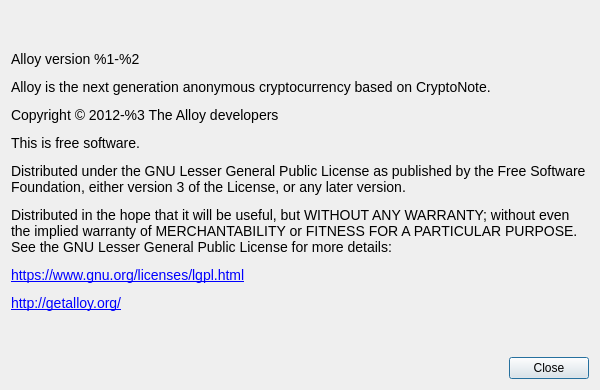
This is src/Gui/Common/AboutDialog.ui in alloyproject/alloy-gui as Qt 5 draws it before an edit. The edited form follows.
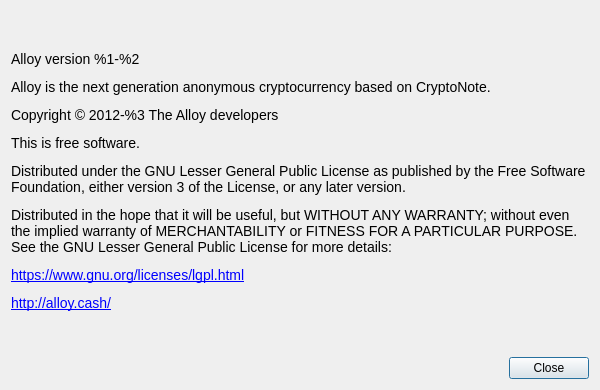
This is the edited form. Custom widgets are drawn as their Qt base class.

Patch:
```diff
--- a/src/Gui/Common/AboutDialog.ui
+++ b/src/Gui/Common/AboutDialog.ui
@@ -41,7 +41,7 @@
       </sizepolicy>
      </property>
      <property name="text">
-      <string>&lt;html&gt;&lt;head/&gt;&lt;body&gt;&lt;p&gt;&lt;span style=&quot; font-family:'Open Sans'; font-size:14px;&quot;&gt;Alloy version %1-%2&lt;/span&gt;&lt;/p&gt;&lt;p&gt;&lt;span style=&quot; font-family:'Open Sans'; font-size:14px;&quot;&gt;Alloy is the next generation anonymous cryptocurrency based on CryptoNote.&lt;/span&gt;&lt;/p&gt;&lt;p&gt;&lt;span style=&quot; font-family:'Open Sans'; font-size:14px;&quot;&gt;Copyright © 2012-%3 The Alloy developers&lt;/span&gt;&lt;/p&gt;&lt;p&gt;&lt;span style=&quot; font-family:'Open Sans'; font-size:14px;&quot;&gt;This is free software.&lt;/span&gt;&lt;/p&gt;&lt;p&gt;&lt;span style=&quot; font-family:'Open Sans'; font-size:14px;&quot;&gt;Distributed under the GNU Lesser General Public License as published by the Free Software Foundation, either version 3 of the License, or any later version.&lt;/span&gt;&lt;/p&gt;&lt;p&gt;&lt;span style=&quot; font-family:'Open Sans'; font-size:14px;&quot;&gt;Distributed in the hope that it will be useful, but WITHOUT ANY WARRANTY; without even the implied warranty of MERCHANTABILITY or FITNESS FOR A PARTICULAR PURPOSE. See the GNU Lesser General Public License for more details:&lt;/span&gt;&lt;/p&gt;&lt;p&gt;&lt;a href=&quot;https://www.gnu.org/licenses/lgpl.html&quot;&gt;&lt;span style=&quot; font-family:'Open Sans'; font-size:14px; text-decoration: underline; color:#0000ff;&quot;&gt;https://www.gnu.org/licenses/lgpl.html&lt;/span&gt;&lt;/a&gt;&lt;/p&gt;&lt;p&gt;&lt;a href=&quot;http://getalloy.org/&quot;&gt;&lt;span style=&quot; font-family:'Open Sans'; font-size:14px; text-decoration: underline; color:#0000ff;&quot;&gt;http://getalloy.org/&lt;/span&gt;&lt;/a&gt;&lt;/p&gt;&lt;/body&gt;&lt;/html&gt;</string>
+      <string>&lt;html&gt;&lt;head/&gt;&lt;body&gt;&lt;p&gt;&lt;span style=&quot; font-family:'Open Sans'; font-size:14px;&quot;&gt;Alloy version %1-%2&lt;/span&gt;&lt;/p&gt;&lt;p&gt;&lt;span style=&quot; font-family:'Open Sans'; font-size:14px;&quot;&gt;Alloy is the next generation anonymous cryptocurrency based on CryptoNote.&lt;/span&gt;&lt;/p&gt;&lt;p&gt;&lt;span style=&quot; font-family:'Open Sans'; font-size:14px;&quot;&gt;Copyright © 2012-%3 The Alloy developers&lt;/span&gt;&lt;/p&gt;&lt;p&gt;&lt;span style=&quot; font-family:'Open Sans'; font-size:14px;&quot;&gt;This is free software.&lt;/span&gt;&lt;/p&gt;&lt;p&gt;&lt;span style=&quot; font-family:'Open Sans'; font-size:14px;&quot;&gt;Distributed under the GNU Lesser General Public License as published by the Free Software Foundation, either version 3 of the License, or any later version.&lt;/span&gt;&lt;/p&gt;&lt;p&gt;&lt;span style=&quot; font-family:'Open Sans'; font-size:14px;&quot;&gt;Distributed in the hope that it will be useful, but WITHOUT ANY WARRANTY; without even the implied warranty of MERCHANTABILITY or FITNESS FOR A PARTICULAR PURPOSE. See the GNU Lesser General Public License for more details:&lt;/span&gt;&lt;/p&gt;&lt;p&gt;&lt;a href=&quot;https://www.gnu.org/licenses/lgpl.html&quot;&gt;&lt;span style=&quot; font-family:'Open Sans'; font-size:14px; text-decoration: underline; color:#0000ff;&quot;&gt;https://www.gnu.org/licenses/lgpl.html&lt;/span&gt;&lt;/a&gt;&lt;/p&gt;&lt;p&gt;&lt;a href=&quot;http://alloy.cash/&quot;&gt;&lt;span style=&quot; font-family:'Open Sans'; font-size:14px; text-decoration: underline; color:#0000ff;&quot;&gt;http://alloy.cash/&lt;/span&gt;&lt;/a&gt;&lt;/p&gt;&lt;/body&gt;&lt;/html&gt;</string>
      </property>
      <property name="textFormat">
       <enum>Qt::RichText</enum>
```
